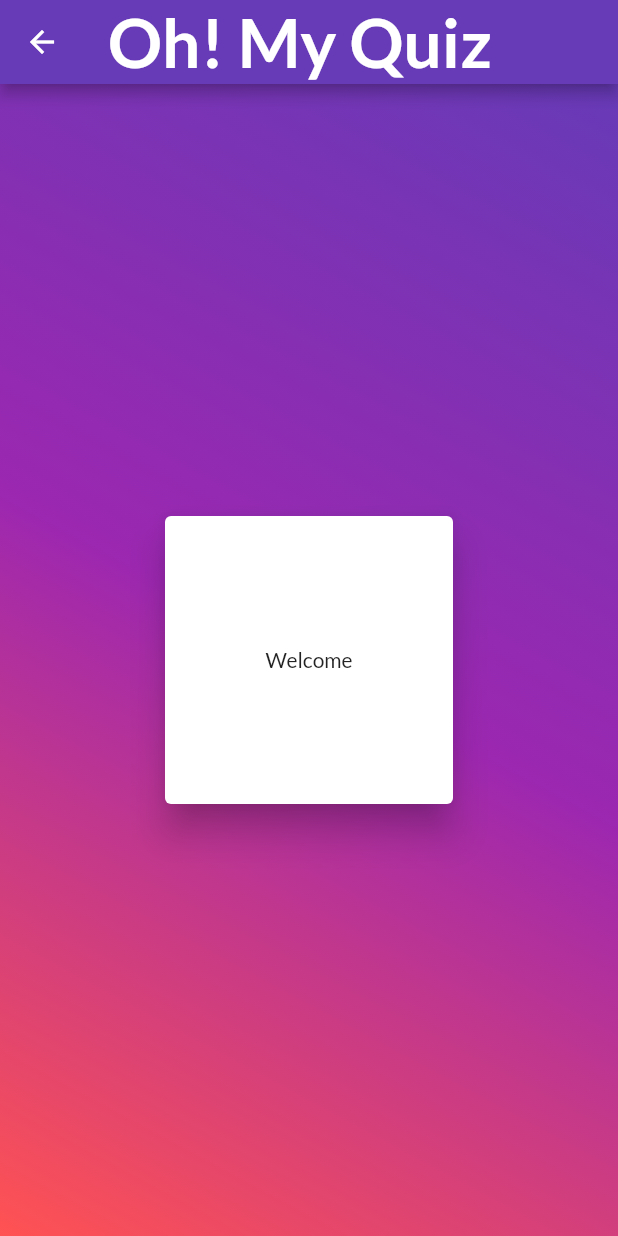
After one commit to malisanjay5433/tataclassedgeassignment, a Flutter app: the QuizDetails screen opened directly, on a phone screen of 412 x 824 dp. The commit adds this screen. Run offline on Flutter 3.47's test engine with Material 2 defaults, Android fonts, the phone set to English and light mode, and no system bars; our stand-ins replace chewie, google_fonts, velocity_x, video_player; missing offline and left inert: circular_countdown, timer_controller.

```diff
--- a/lib/main.dart
+++ b/lib/main.dart
@@ -26,7 +26,7 @@ class MyApp extends StatelessWidget {
       home: ListOfTopics(),
       initialRoute: "/",
       routes: {
-        MyRoutes.welcomeRoute: (context) => const WelcomePage(),
+        // MyRoutes.welcomeRoute: (context) => const WelcomePage(),
         MyRoutes.homeRoute: (context) => HomePage(),
         MyRoutes.videoRoute: (context) => const VideoPlayer()
       },
--- /dev/null
+++ b/lib/pages/quizdetail_page.dart
@@ -0,0 +1,51 @@
+import 'package:flutter/material.dart';
+import 'package:velocity_x/velocity_x.dart';
+
+class QuizDetails extends StatefulWidget {
+  // final String userOption;
+  // const QuizDetails({Key? key, required this.userOption}) : super(key: key);
+  @override
+  State<QuizDetails> createState() => _QuizDetailsState();
+}
+
+class _QuizDetailsState extends State<QuizDetails> {
+  @override
+  Widget build(BuildContext context) {
+    return Scaffold(
+      appBar: AppBar(
+        title: "Oh! My Quiz".text.xl4.bold.make(),
+      ),
+      body: const Hero(tag: '1', child: optionAnswerWidget()),
+    );
+  }
+}
+
+class optionAnswerWidget extends StatelessWidget {
+  const optionAnswerWidget({
+    Key? key,
+  }) : super(key: key);
+
+  @override
+  Widget build(BuildContext context) {
+    return Container(
+      decoration: const BoxDecoration(
+          gradient: LinearGradient(
+        begin: Alignment.topRight,
+        end: Alignment.bottomLeft,
+        colors: [
+          Colors.deepPurple,
+          Colors.purple,
+          Colors.redAccent,
+        ],
+      )),
+      child: Center(
+        child: const Card(
+          color: Colors.white,
+          child: Center(child: Text("Welcome")),
+          elevation: 10,
+          // shape: ShapeBorderTween(r),
+        ).wh(200, 200),
+      ),
+    );
+  }
+}
--- a/pubspec.yaml
+++ b/pubspec.yaml
@@ -39,6 +39,7 @@ dependencies:
   gap: ^2.0.0
   timer_controller: ^0.1.0
   chewie: ^1.2.0
+
 dev_dependencies:
   flutter_test:
     sdk: flutter
```
Also changed, not shown: lib/pages/countdown_Page.dart (+126 -126 lines), lib/pages/home_page.dart (+191 -50 lines), lib/pages/listview_page.dart (+9 -13 lines), lib/utility/fadepageroute.dart (added, +21 -0 lines).
